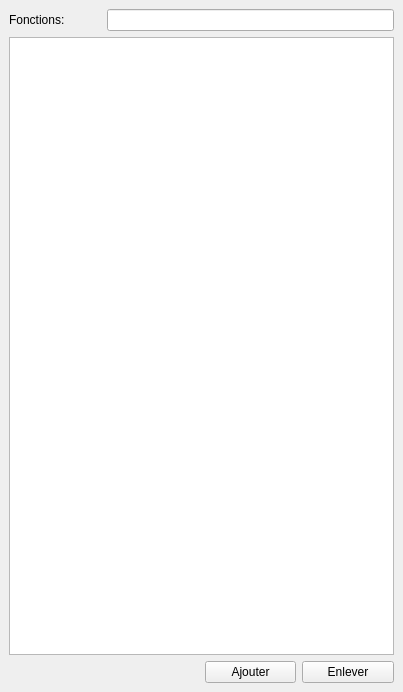
Above: ui/listfonction.ui from Jean-ChristopheGagne/TP2-Fonctions-derives before the change. Below: the same form after it.
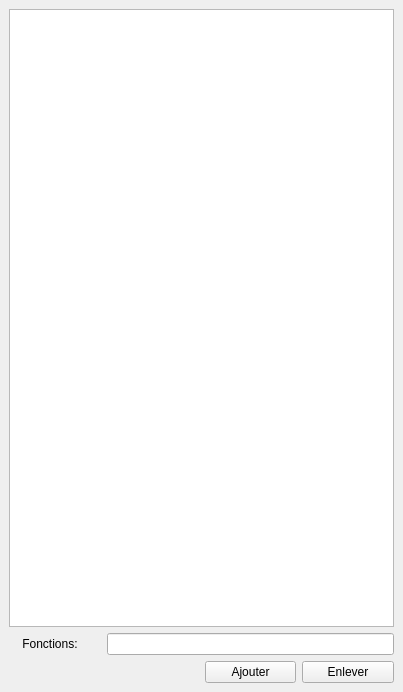
That is the form after the change.

Commit message: Implémentation de labelTangeante

```diff
--- a/ui/listfonction.ui
+++ b/ui/listfonction.ui
@@ -17,34 +17,7 @@
    <layout class="QGridLayout" name="gridLayout_2">
     <item row="1" column="0">
      <layout class="QGridLayout" name="gridLayout">
-      <item row="2" column="2">
-       <widget class="QPushButton" name="ajouter">
-        <property name="text">
-         <string>Ajouter</string>
-        </property>
-       </widget>
-      </item>
-      <item row="2" column="3">
-       <widget class="QPushButton" name="enlever">
-        <property name="text">
-         <string>Enlever</string>
-        </property>
-       </widget>
-      </item>
-      <item row="0" column="1" colspan="3">
-       <widget class="QLineEdit" name="lineEdit"/>
-      </item>
-      <item row="0" column="0">
-       <widget class="QLabel" name="label">
-        <property name="text">
-         <string>Fonctions:</string>
-        </property>
-       </widget>
-      </item>
-      <item row="1" column="0" colspan="4">
-       <widget class="QListView" name="fonctionListView"/>
-      </item>
-      <item row="2" column="0" colspan="2">
+      <item row="3" column="0" colspan="2">
        <spacer name="horizontalSpacer">
         <property name="orientation">
          <enum>Qt::Orientation::Horizontal</enum>
@@ -57,6 +30,33 @@
         </property>
        </spacer>
       </item>
+      <item row="3" column="2">
+       <widget class="QPushButton" name="ajouter">
+        <property name="text">
+         <string>Ajouter</string>
+        </property>
+       </widget>
+      </item>
+      <item row="3" column="3">
+       <widget class="QPushButton" name="enlever">
+        <property name="text">
+         <string>Enlever</string>
+        </property>
+       </widget>
+      </item>
+      <item row="1" column="1" colspan="3">
+       <widget class="QLineEdit" name="lineEdit"/>
+      </item>
+      <item row="1" column="0">
+       <widget class="QLabel" name="label">
+        <property name="text">
+         <string>    Fonctions:</string>
+        </property>
+       </widget>
+      </item>
+      <item row="0" column="0" colspan="4">
+       <widget class="QListView" name="fonctionListView"/>
+      </item>
      </layout>
     </item>
    </layout>
```
The commit also changes 1 other file.
